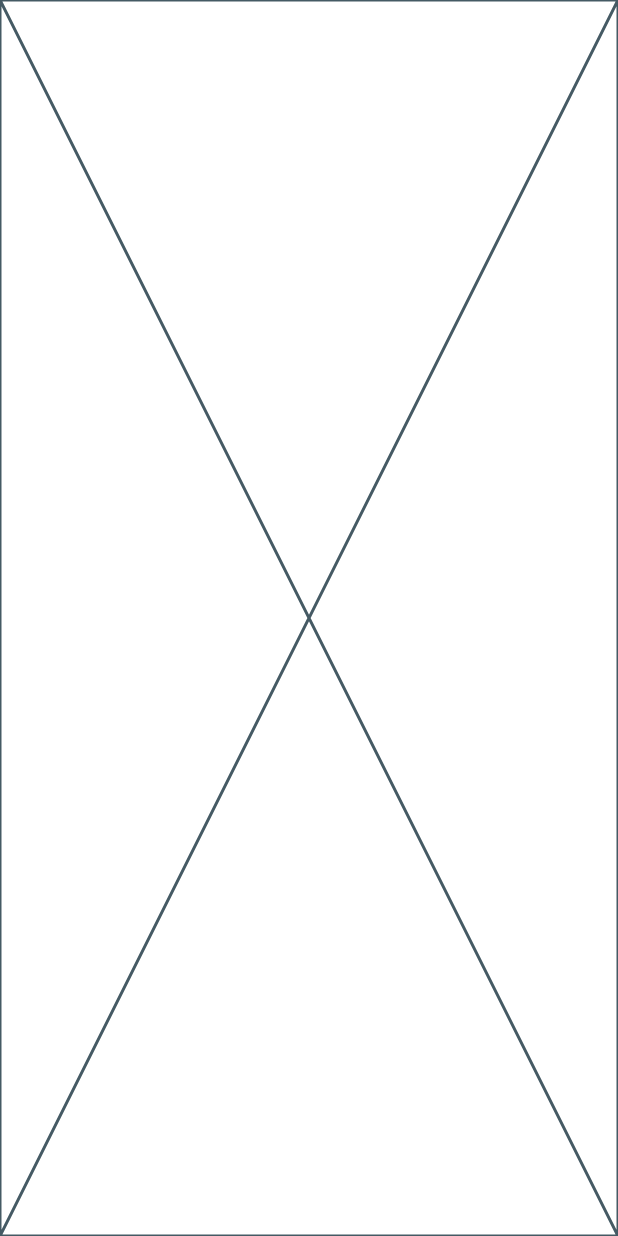
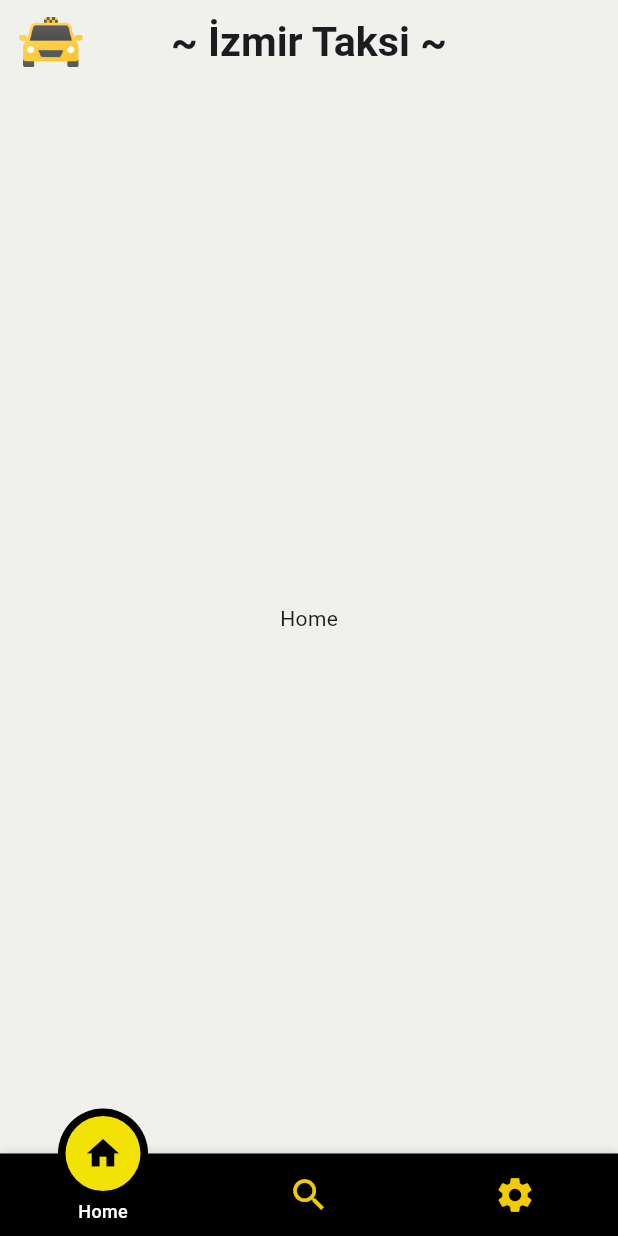
Before and after one commit to MuhammedAliYakisik/BeyTaksi, a Flutter app: the screen it shows after launch, on a phone screen of 412 x 824 dp. Run offline on Flutter 3.47's test engine with Material 3 defaults, Android fonts, the phone set to English and light mode, and no system bars; our stand-ins replace dio, flutter_bloc, motion_tab_bar.

Commit message:
AnaSayfa Updated 1.0.1(bottomnavigationbar added)

```diff
--- a/lib/ui/views/AnaSayfa.dart
+++ b/lib/ui/views/AnaSayfa.dart
@@ -1,4 +1,12 @@
 import 'package:flutter/material.dart';
+import 'package:flutter/services.dart';
+import 'package:izmir_taksi/ui/views/SearchPage.dart';
+import 'package:izmir_taksi/ui/views/SettingsPage.dart';
+import 'package:izmir_taksi/ui/views/SplashScreen.dart';
+import 'package:izmir_taksi/utils/color.dart';
+import 'package:motion_tab_bar/MotionBadgeWidget.dart';
+import 'package:motion_tab_bar/MotionTabBar.dart';
+import 'package:motion_tab_bar/MotionTabBarController.dart';
 
 class Anasayfa extends StatefulWidget {
   const Anasayfa({super.key});
@@ -7,9 +15,117 @@ class Anasayfa extends StatefulWidget {
   State<Anasayfa> createState() => _AnasayfaState();
 }
 
-class _AnasayfaState extends State<Anasayfa> {
+class _AnasayfaState extends State<Anasayfa> with TickerProviderStateMixin {
+  MotionTabBarController? _motionTabBarController;
+
+  @override
+  void initState() {
+    super.initState();
+    _motionTabBarController = MotionTabBarController(
+      initialIndex: 0,
+      length: 3,
+      vsync: this,
+    );
+  }
+
+  @override
+  void dispose() {
+    super.dispose();
+    _motionTabBarController!.dispose();
+  }
+
   @override
   Widget build(BuildContext context) {
-    return const Placeholder();
+    var oran = MediaQuery.of(context);
+    var genislik = oran.size.width;
+    var uzunluk = oran.size.height;
+
+    return Scaffold(
+      backgroundColor: white,
+      appBar: AppBar(
+        title: Text(
+          "~ İzmir Taksi ~",
+          style: TextStyle(
+            fontWeight: FontWeight.bold,
+            fontSize: genislik / 15,
+          ),
+        ),
+        elevation: 0,
+        centerTitle: true,
+        backgroundColor: Colors.transparent,
+        systemOverlayStyle: SystemUiOverlayStyle.dark,
+        leading: Padding(
+          padding: EdgeInsets.only(left: genislik / 35),
+          child: Image.asset("assets/taxi.png"),
+        ),
+      ),
+      bottomNavigationBar: MotionTabBar(
+        controller: _motionTabBarController, // ADD THIS if you need to change your tab programmatically
+        initialSelectedTab: "Home",
+        labels: const ["Home", "Search", "Settings"], // Dashboard'ı kaldır
+        icons: const [Icons.home, Icons.search, Icons.settings], // Dashboard'ı kaldır
+
+        // optional badges, length must be same with labels
+        badges: [
+          // Default Motion Badge Widget
+          const MotionBadgeWidget(
+            text: '10+',
+            textColor: Colors.white, // optional, default to Colors.white
+            color: Colors.black, // optional, default to Colors.red
+            size: 18, // optional, default to 18
+          ),
+
+          // custom badge Widget
+          Container(
+            color: Colors.black,
+            padding: const EdgeInsets.all(2),
+            child: const Text(
+              '+10',
+              style: TextStyle(
+                fontSize: 14,
+                color: Colors.white,
+              ),
+            ),
+          ),
+
+          // Default Motion Badge Widget with indicator only
+          const MotionBadgeWidget(
+            isIndicator: true,
+            color: yellow, // optional, default to Colors.red
+            size: 5, // optional, default to 5,
+            show: true, // true / false
+          ),
+        ],
+        tabSize: 50,
+        tabBarHeight: 55,
+        textStyle: const TextStyle(
+          fontSize: 12,
+          color: Colors.white,
+          fontWeight: FontWeight.w500,
+        ),
+        tabIconColor: yellow2,
+        tabIconSize: 28.0,
+        tabIconSelectedSize: 26.0,
+        tabSelectedColor: yellow,
+        tabIconSelectedColor: Colors.black,
+        tabBarColor: Colors.black,
+        onTabItemSelected: (int value) {
+          setState(() {
+            _motionTabBarController!.index = value;
+          });
+        },
+      ),
+      body: TabBarView(
+        physics: NeverScrollableScrollPhysics(),
+        controller: _motionTabBarController,
+        children: <Widget>[
+          const Center(
+            child: Text("Home"),
+          ),
+          const Searchpage(),
+          const Settingspage(),
+        ],
+      ),
+    );
   }
 }
```
Also changed, not shown: pubspec.yaml (+6 -2 lines), assets/taxi.png (added), pubspec.lock.
